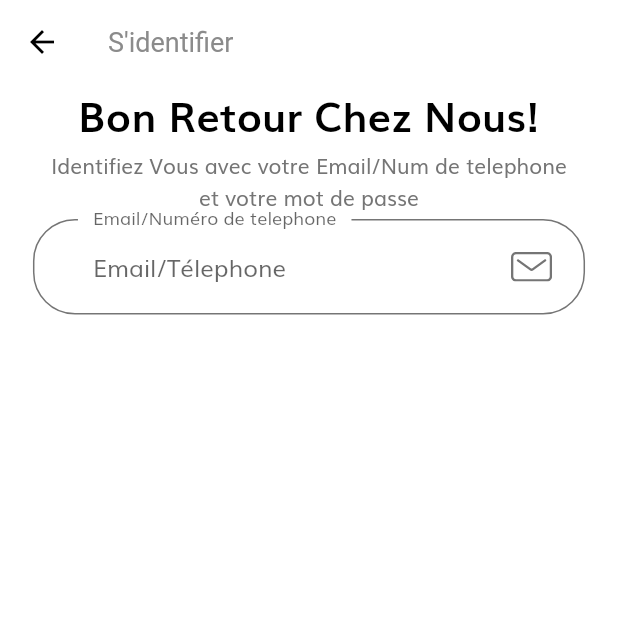
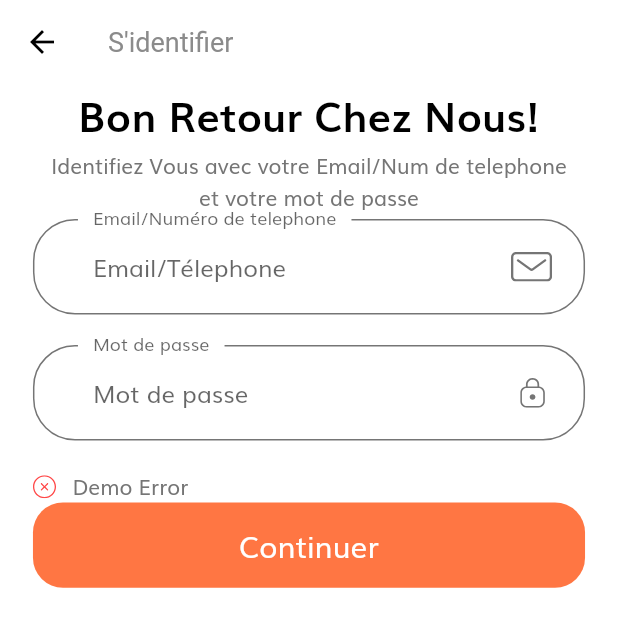
Before and after one commit to AyariAhmed/FoodiMap, a Flutter app: the screen it shows after launch, after a tap on "Continuer", on a phone screen of 412 x 824 dp. Shown: the top 627 px of the screen. Run offline on Flutter 3.47's test engine with Material 2 defaults, Android fonts, the phone set to English and light mode, and no system bars; our stand-ins replace flutter_svg.

Commit message:
sign in validation

```diff
--- /dev/null
+++ b/lib/components/form_error.dart
@@ -0,0 +1,40 @@
+import 'package:flutter/material.dart';
+import 'package:flutter_svg/svg.dart';
+import '../size_config.dart';
+
+
+class FormError extends StatelessWidget {
+  const FormError({
+    Key key,
+    @required this.errors,
+  }) : super(key: key);
+
+  final List<String> errors;
+
+  @override
+  Widget build(BuildContext context) {
+    return Column(
+      children: List.generate(
+          errors.length, (index) => FormErrorText(error: errors[index])),
+    );
+  }
+
+  Row FormErrorText({String error}) {
+    return Row(
+      children: [
+        SvgPicture.asset(
+          "assets/icons/Error.svg",
+          height: getProportionateScreenWidth(14),
+          width: getProportionateScreenWidth(14),
+        ),
+        SizedBox(
+          width: getProportionateScreenWidth(10),
+        ),
+        Flexible(child: Text(error,
+          softWrap: true,
+          overflow: TextOverflow.clip,
+        ))
+      ],
+    );
+  }
+}
--- a/lib/constants.dart
+++ b/lib/constants.dart
@@ -11,3 +11,16 @@ const kSecondaryColor = Color(0xFF979797);
 const kTextColor = Color(0xFF757575);
 
 const kAnimationDuration = Duration(milliseconds: 200);
+
+
+// Form Error
+final RegExp emailValidatorRegExp =
+RegExp(r"^[a-zA-Z0-9.]+@[a-zA-Z0-9]+\.[a-zA-Z]+");
+const String kEmailNullError = "Priére d'ajouter votre adresse email";
+const String kInvalidEmailError = "Priére d'ajouter une adresse email valide";
+const String kPassNullError = "Priére d'ajouter votre mot de passe";
+const String kShortPassError = "Votre mot de passe est trés court";
+const String kMatchPassError = "Les mots de passe ne correspondent pas";
+const String kNamelNullError = "Priére d'ajouter votre nom";
+const String kPhoneNumberNullError = "Priére d'ajouter votre numéro de Téléphone";
+const String kAddressNullError = "Priére d'ajouter votre adresse";
--- a/lib/screens/sign_in/components/body.dart
+++ b/lib/screens/sign_in/components/body.dart
@@ -1,5 +1,7 @@
 import 'package:flutter/material.dart';
 import 'package:foodimap_flutter/components/custom_suffix_icon.dart';
+import 'package:foodimap_flutter/components/default_button.dart';
+import 'package:foodimap_flutter/components/form_error.dart';
 import 'package:foodimap_flutter/size_config.dart';
 
 class Body extends StatelessWidget {
@@ -8,6 +10,7 @@ class Body extends StatelessWidget {
   @override
   Widget build(BuildContext context) {
     return SafeArea(
+        child: SingleChildScrollView(
       child: SizedBox(
         width: double.infinity,
         child: Padding(
@@ -33,6 +36,7 @@ class Body extends StatelessWidget {
             ],
           ),
         ),
+      ),
     ));
   }
 }
@@ -45,20 +49,73 @@ class SignForm extends StatefulWidget {
 }
 
 class _SignFormState extends State<SignForm> {
+  final _formKey = GlobalKey<FormState>();
+  final List<String> errors = ["Demo Error"];
+
   @override
   Widget build(BuildContext context) {
     return Form(
+      key: _formKey,
       child: Column(
         children: [
-          TextFormField(
+          buildEmailFormField(),
+          SizedBox(
+            height: getProportionateScreenHeight(20),
+          ),
+          buildPasswordFormField(),
+          SizedBox(
+            height: getProportionateScreenHeight(20),
+          ),
+          FormError(errors: errors),
+          DefaultButton(
+              text: "Continuer",
+              press: () {
+                if (_formKey.currentState.validate()) {
+                  _formKey.currentState.save();
+                }
+              }),
+        ],
+      ),
+    );
+  }
+
+  TextFormField buildEmailFormField() {
+    return TextFormField(
+      validator: (value) {
+        if (value.isEmpty &&
+            !errors.contains(
+                "Prière d'ajouter votre Email ou Numéro de Téléphone")) {
+          setState(() {
+            errors.add("Prière d'ajouter votre Email ou Numéro de Téléphone");
+          });
+        }
+        return null;
+      },
       decoration: InputDecoration(
           labelText: "Email/Numéro de telephone",
           hintText: "Email/Télephone",
           floatingLabelBehavior: FloatingLabelBehavior.always,
-                suffixIcon: customSuffix(svgIcon : "assets/icons/Mail.svg")),
-          )
-        ],
-      ),
+          suffixIcon: customSuffix(svgIcon: "assets/icons/Mail.svg")),
+    );
+  }
+
+  TextFormField buildPasswordFormField() {
+    return TextFormField(
+      obscureText: true,
+      validator: (value) {
+        if (value.isEmpty &&
+            !errors.contains("Prière d'ajouter votre Mot de passe")) {
+          setState(() {
+            errors.add("Prière d'ajouter votre Mot de passe");
+          });
+        }
+        return null;
+      },
+      decoration: InputDecoration(
+          labelText: "Mot de passe",
+          hintText: "Mot de passe",
+          floatingLabelBehavior: FloatingLabelBehavior.always,
+          suffixIcon: customSuffix(svgIcon: "assets/icons/Lock.svg")),
     );
   }
 }
```
Lines whose indentation alone changed are shown as unchanged.
